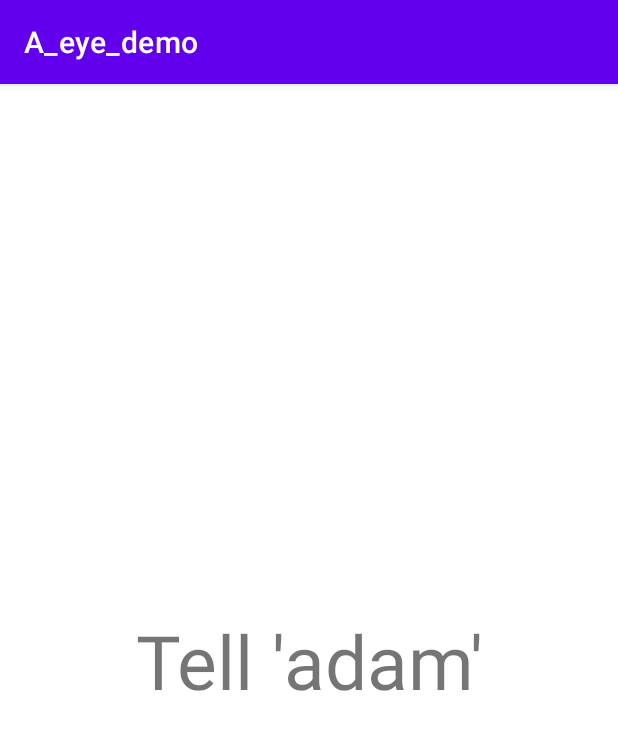
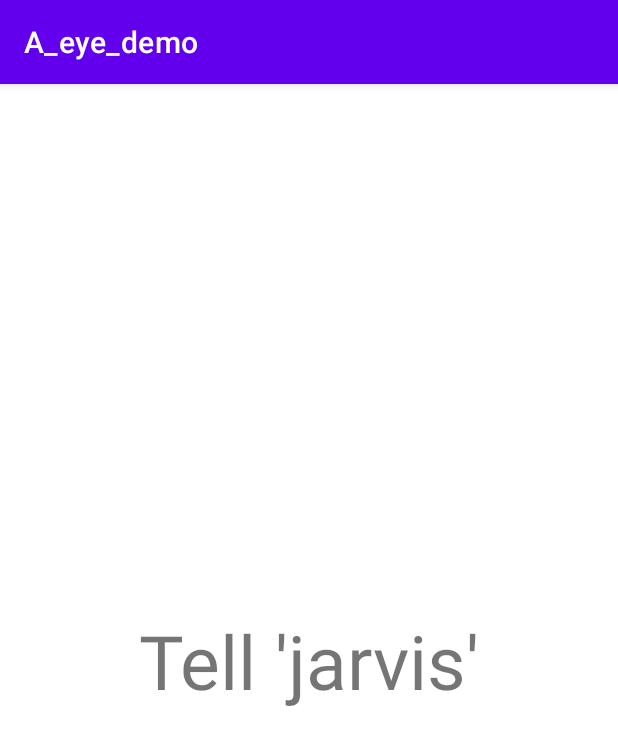
Before and after one commit to A-eye-project/A-eye, an Android app: the screen it shows after launch (MainActivity), on a phone screen of 412 x 824 dp. Shown: the top 745 px of the screen. Run offline under Robolectric (Android 15) with nearby library versions, the phone set to English and light mode, and no system bars; libraries missing offline, so code that uses them is left out: edu.cmu.pocketsphinx; 6 statements that could not run were skipped.

Commit message:
실행확인 완료
서버 열린뒤 추후 통신 확인 필요

```diff
--- a/A_eye_demo/app/src/main/java/com/example/A_eye_demo/TotalClass.java
+++ b/A_eye_demo/app/src/main/java/com/example/A_eye_demo/TotalClass.java
@@ -38,7 +38,7 @@ public class TotalClass {
     ImageCaptioning imgCaptioning = new ImageCaptioning();
     OCR ocr = new OCR();
     VQA vqa = new VQA();
-    private TTSAdapter tts = null;
+    TTSAdapter tts = null;
 
     public void setup(Context mainContext, TextView tv) {
         myContext = mainContext;
@@ -82,6 +82,7 @@ public class TotalClass {
         }, 1000);
     }
 
+    public String get_pocket_keyword() { return pocketTEST.get_keyword(); }
     public boolean get_pocket_isalive() { return pocketTEST.isalive; }
     public boolean get_pocket_flag() { return pocketTEST.Flag; }
     public void set_pocket_flag(Boolean f) { pocketTEST.Flag = f; }
@@ -89,7 +90,7 @@ public class TotalClass {
 
     public void ImageUploadToServer(Context mainContext) {
         Data_storage.Upload_Status = true;
-        class AsyncTaskUploadClass extends AsyncTask<Void,Void,String> {
+        class AsyncTaskUploadClass extends AsyncTask<Void, Void, String> {
 
             @Override
             protected String doInBackground(Void... params) { // BackGround에서 동작하는 부분.
@@ -109,7 +110,7 @@ public class TotalClass {
 
                     case 2: // VQA
                         uploadImg = BitmapToString(Data_storage.img);
-                        res = vqa.getAns(uploadImg,Data_storage.question);
+                        res = vqa.getAns(uploadImg, Data_storage.question);
                         break;
 
                     default: // 이쪽으로 온다면 에러.
--- a/A_eye_demo/app/src/main/java/com/example/A_eye_demo/pocketsphinx.java
+++ b/A_eye_demo/app/src/main/java/com/example/A_eye_demo/pocketsphinx.java
@@ -26,7 +26,7 @@ import static android.widget.Toast.makeText;
 public class pocketsphinx implements RecognitionListener {
     // 활성 키워드
     private static final String KWS_SEARCH = "wakeup";
-    private static final String KEYPHRASE = "adam";
+    private static final String KEYPHRASE = "jarvis";
 
     //변수
     private Handler mHandler;
--- a/A_eye_demo/app/src/main/java/com/example/A_eye_demo/support/VQA.java
+++ b/A_eye_demo/app/src/main/java/com/example/A_eye_demo/support/VQA.java
@@ -1,12 +1,8 @@
 package com.example.A_eye_demo.support;
-
-import android.graphics.Bitmap;
 
 import org.json.JSONObject;
 
 import java.io.BufferedReader;
-import java.io.BufferedWriter;
-import java.io.IOException;
 import java.io.InputStream;
 import java.io.InputStreamReader;
 import java.io.OutputStream;
@@ -18,6 +14,7 @@ import javax.net.ssl.HttpsURLConnection;
 public class VQA {
 
     private String requestURL = "URL of Server";
+    private JSONObject jsonObject = new JSONObject(); // 이게 될까?
 
     public String getAns(String img, String Question) {
 
@@ -32,7 +29,6 @@ public class VQA {
             String json = "";
 
             //make json
-            JSONObject jsonObject = new JSONObject();
             jsonObject.accumulate("Image", img);
             jsonObject.accumulate("Question", Question);
 
```
Also changed, not shown: A_eye_demo/app/src/main/java/com/example/A_eye_demo/MainActivity.java (+6 -7 lines).
